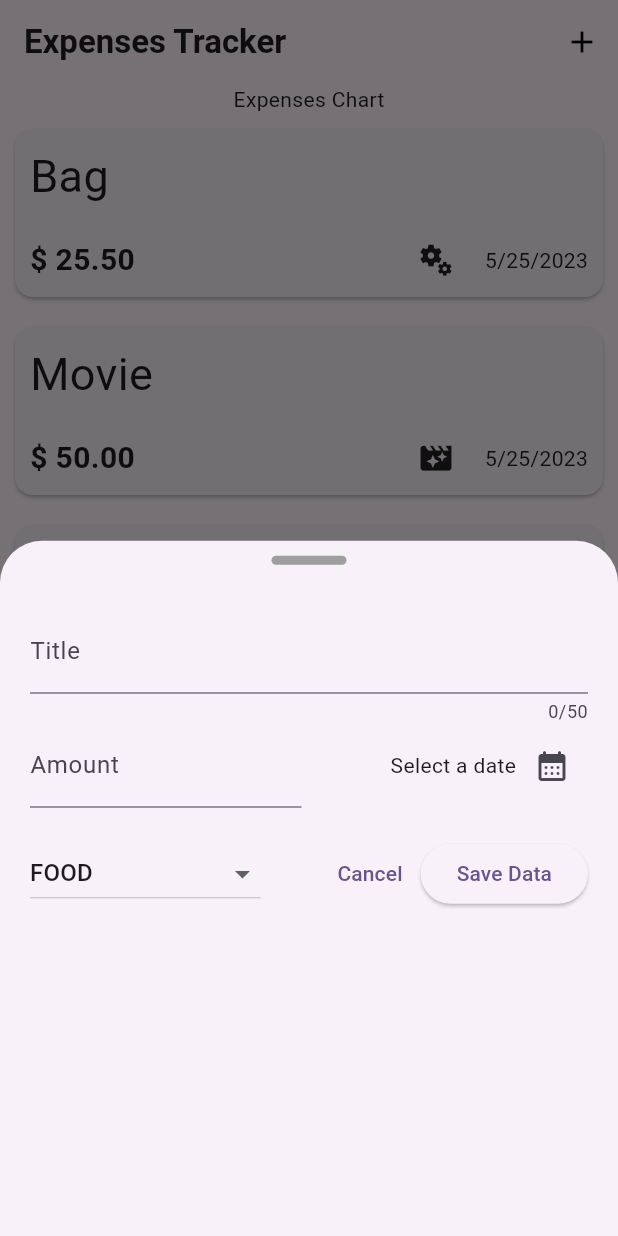
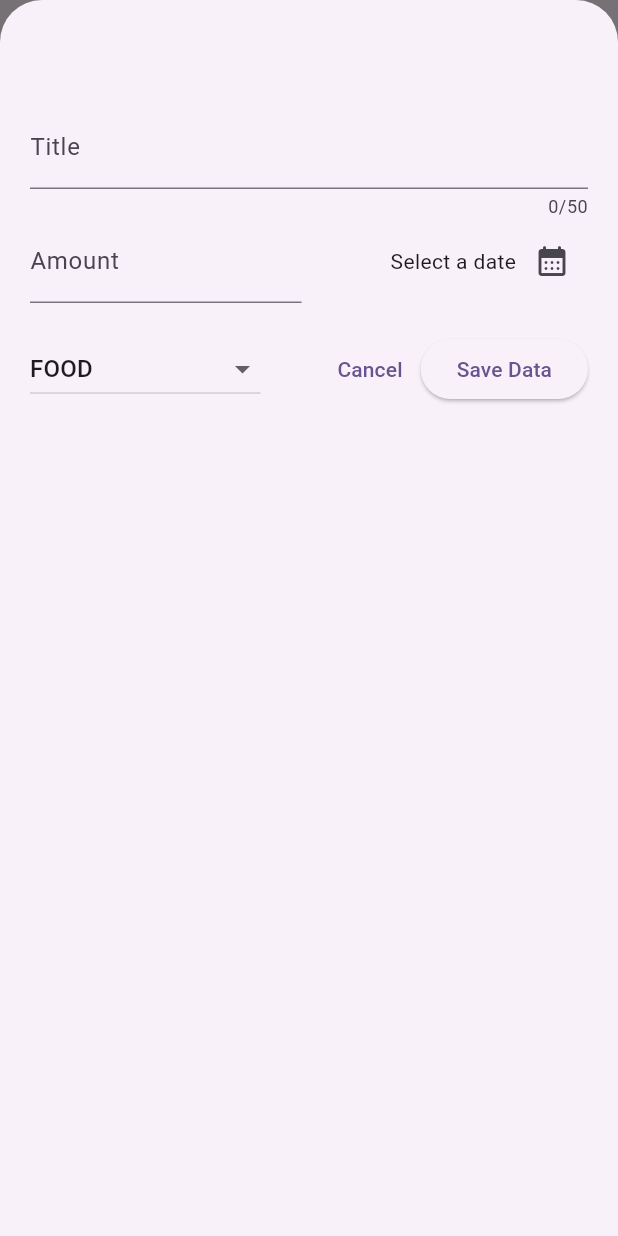
Before and after one commit to Thiruvikraman1998/Expense_tracker, a Flutter app: the screen it shows after launch, after a tap on the "add" icon, on a phone screen of 412 x 824 dp. Run offline on Flutter 3.47's test engine with Material 2 defaults, Android fonts, the phone set to English and light mode, and no system bars.

```diff
--- a/expenses_tracker_app/lib/models/expense_model.dart
+++ b/expenses_tracker_app/lib/models/expense_model.dart
@@ -19,7 +19,7 @@ enum Category {
 // mapping the enum keys to the icon values.
 const categoryIcons = {
   Category.food: Icons.fastfood_rounded,
-  Category.travel: Icons.airplane_ticket_rounded,
+  Category.travel: Icons.flight_takeoff_rounded,
   Category.entertainment: Icons.movie_filter,
   Category.medical: Icons.medical_services,
   Category.misc: Icons.miscellaneous_services_outlined
--- a/expenses_tracker_app/lib/screens/expenses_screen.dart
+++ b/expenses_tracker_app/lib/screens/expenses_screen.dart
@@ -12,30 +12,37 @@ class ExpenseScreen extends StatefulWidget {
 
 class _ExpenseScreenState extends State<ExpenseScreen> {
   final List<Expense> _savedExpense = [
-    Expense(
-        title: 'Bag',
-        amount: 25.5,
-        date: DateTime.now(),
-        category: Category.misc),
-    Expense(
-        title: 'Movie',
-        amount: 50,
-        date: DateTime.now(),
-        category: Category.entertainment),
-    Expense(
-        title: 'Dominos',
-        amount: 100.8,
-        date: DateTime.now(),
-        category: Category.food)
+    // Expense(
+    //     title: 'Bag',
+    //     amount: 25.5,
+    //     date: DateTime.now(),
+    //     category: Category.misc),
+    // Expense(
+    //     title: 'Movie',
+    //     amount: 50,
+    //     date: DateTime.now(),
+    //     category: Category.entertainment),
+    // Expense(
+    //     title: 'Dominos',
+    //     amount: 100.8,
+    //     date: DateTime.now(),
+    //     category: Category.food)
   ];
 
   void _openInputFields() {
     showModalBottomSheet(
+      isScrollControlled: true,
       context: context,
       builder: (modalSheetContext) {
-        return const InputModalView();
+        return InputModalView(saveExpenseData: _addExpensesData);
       },
     );
+  }
+
+  void _addExpensesData(Expense expense) {
+    setState(() {
+      _savedExpense.add(expense);
+    });
   }
 
   @override
--- a/expenses_tracker_app/lib/widgets/expense_item_widget.dart
+++ b/expenses_tracker_app/lib/widgets/expense_item_widget.dart
@@ -24,7 +24,7 @@ class ExpenseItem extends StatelessWidget {
               mainAxisAlignment: MainAxisAlignment.spaceBetween,
               children: [
                 Text(
-                  "\$ ${expense.amount.toStringAsFixed(2)}",
+                  "₹ ${expense.amount.toStringAsFixed(2)}",
                   style: const TextStyle(
                       fontSize: 20, fontWeight: FontWeight.w600),
                 ),
--- a/expenses_tracker_app/lib/widgets/input_modal_widget.dart
+++ b/expenses_tracker_app/lib/widgets/input_modal_widget.dart
@@ -2,7 +2,8 @@ import 'package:expenses_tracker_app/models/expense_model.dart';
 import 'package:flutter/material.dart';
 
 class InputModalView extends StatefulWidget {
-  const InputModalView({super.key});
+  final void Function(Expense expense) saveExpenseData;
+  const InputModalView({super.key, required this.saveExpenseData});
 
   @override
   State<InputModalView> createState() => _InputModalViewState();
@@ -43,21 +44,46 @@ class _InputModalViewState extends State<InputModalView> {
     super.dispose();
   }
 
+  void _validationSubmission() {
+    final _enteredAmount = double.tryParse(_amountController.text);
+    final invalidAmount = _enteredAmount == null || _enteredAmount <= 0;
+
+    if (_titleController.text.isEmpty ||
+        invalidAmount ||
+        _selectedDate == null) {
+      showDialog(
+        context: context,
+        builder: (dialogBoxContext) {
+          return AlertDialog(
+            title: const Text("Invalid Input"),
+            content: const Text(
+                "Check whether entered title, amount, date, and category are valid."),
+            actions: [
+              TextButton(
+                onPressed: () {
+                  Navigator.pop(dialogBoxContext);
+                },
+                child: const Text("Okay"),
+              )
+            ],
+          );
+        },
+      );
+      return;
+    }
+    widget.saveExpenseData(Expense(
+        title: _titleController.text,
+        amount: _enteredAmount,
+        date: _selectedDate!,
+        category: _selectedCategory));
+  }
+
   @override
   Widget build(BuildContext context) {
     return Padding(
-      padding: const EdgeInsets.symmetric(horizontal: 20, vertical: 10),
+      padding: const EdgeInsets.symmetric(horizontal: 20, vertical: 40),
       child: Column(
         children: [
-          Container(
-            height: 6,
-            width: 50,
-            decoration: const BoxDecoration(
-                borderRadius: BorderRadius.all(
-                  Radius.circular(5),
-                ),
-                color: Colors.grey),
-          ),
           const SizedBox(height: 30),
           TextField(
             controller: _titleController,
@@ -135,7 +161,7 @@ class _InputModalViewState extends State<InputModalView> {
                     child: const Text("Cancel"),
                   ),
                   ElevatedButton(
-                    onPressed: () {},
+                    onPressed: _validationSubmission,
                     child: const Text("Save Data"),
                   )
                 ],
```
